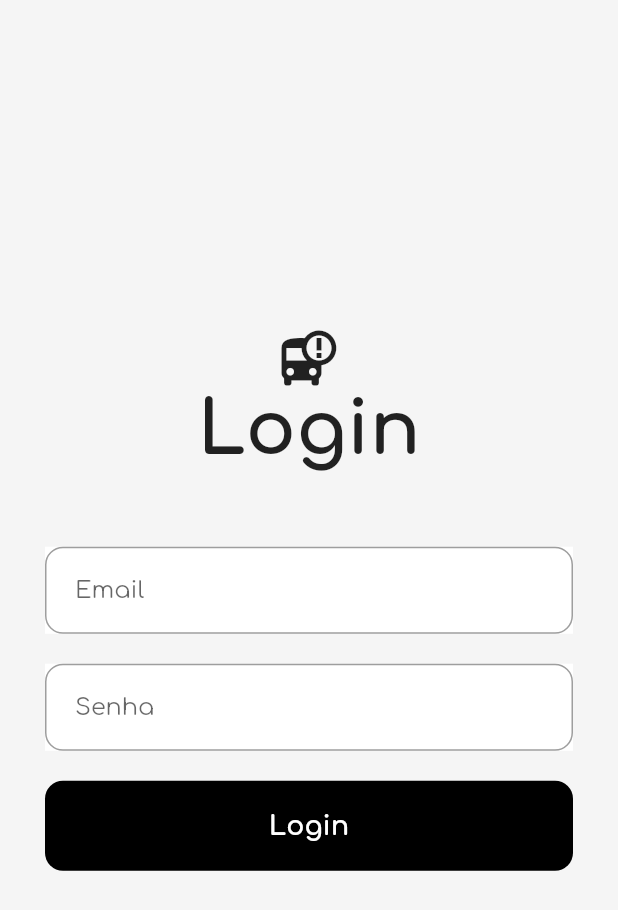
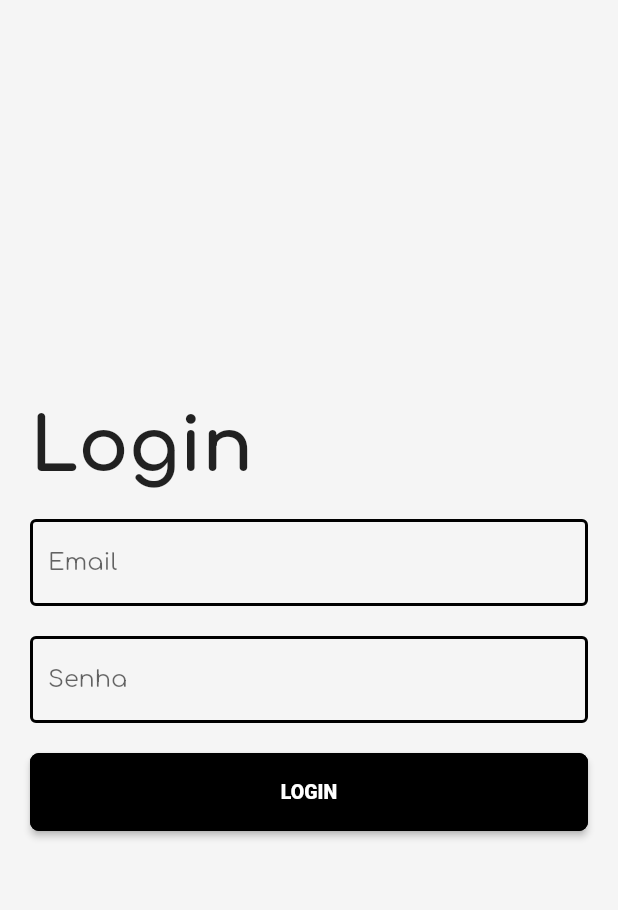
Before and after one commit to phsFerreira/connect_bus, a Flutter app: the LoginMotoristaPage screen opened directly, on a phone screen of 412 x 824 dp. Shown: the top 910 px of the screen. Run offline on Flutter 3.47's test engine with Material 2 defaults, Android fonts, the phone set to English and light mode, and no system bars; our stand-ins replace cloud_firestore, firebase_auth, firebase_core, firebase_database, fluttertoast, geolocator and 4 more; missing offline and left inert: dart:ffi, flutter_config, flutter_phone_direct_caller, geoflutterfire2; accounts and stored records are empty.

Commit message:
Fazendo Design de login_motorista.dart

```diff
--- a/lib/login_motorista.dart
+++ b/lib/login_motorista.dart
@@ -1,8 +1,7 @@
 import 'package:firebase_auth/firebase_auth.dart';
 import 'package:flutter/material.dart';
-import 'package:fluttertoast/fluttertoast.dart';
 
-import 'package:connect_bus/screens/codigo_onibus.dart';
+import 'package:connect_bus/widgets/button.dart';
 
 class LoginMotoristaPage extends StatefulWidget {
   const LoginMotoristaPage({Key? key}) : super(key: key);
@@ -12,6 +11,8 @@ class LoginMotoristaPage extends StatefulWidget {
 }
 
 class _LoginMotoristaPageState extends State<LoginMotoristaPage> {
+  final _formKey = GlobalKey<FormState>();
+  bool isLoading = false;
   final emailController = TextEditingController();
   final passwordController = TextEditingController();
 
@@ -26,21 +27,27 @@ class _LoginMotoristaPageState extends State<LoginMotoristaPage> {
   Widget build(BuildContext context) {
     return Scaffold(
       backgroundColor: Colors.grey[100],
-      body: SafeArea(
-        child: Center(
-          child: SingleChildScrollView(
-            child: Column(
-              mainAxisAlignment: MainAxisAlignment.center,
+      body: _getForm(),
+    );
+  }
+
+  _getForm() {
+    return SafeArea(
+      child: Center(
+        child: Padding(
+          padding: const EdgeInsets.all(20.0),
+          child: Form(
+            key: _formKey,
+            child: OverflowBar(
+              overflowSpacing: 20,
               children: [
-                _getIcon(),
+                // _getIcon(),
                 _getTextLogin(),
-                const SizedBox(height: 50),
-                _getTextField(emailController, 'Email', false),
-                const SizedBox(height: 20),
-                _getTextField(passwordController, 'Senha', true),
-                const SizedBox(height: 20),
+                _getTextFormField(
+                    emailController, 'Email', 'Email vazio', false),
+                _getTextFormField(
+                    passwordController, 'Senha', 'Senha vazia', true),
                 _getButtonLogin(),
-                const SizedBox(height: 25),
               ],
             ),
           ),
@@ -63,62 +70,75 @@ class _LoginMotoristaPageState extends State<LoginMotoristaPage> {
     );
   }
 
-  _getTextField(
-      TextEditingController? controller, String hintText, bool obscureText) {
-    return Padding(
-      padding: const EdgeInsets.symmetric(horizontal: 30),
-      child: Container(
-        decoration: const BoxDecoration(color: Colors.white),
-        child: TextField(
-          controller: controller,
-          obscureText: obscureText,
-          decoration: InputDecoration(
-              border: const OutlineInputBorder(
-                  borderRadius: BorderRadius.all(Radius.circular(12)),
-                  borderSide: BorderSide(color: Colors.black, width: 1)),
-              hintText: hintText,
-              contentPadding: const EdgeInsets.all(20.0)),
+  _getTextFormField(TextEditingController? controller, String labelText,
+      String textIfFieldEmpty, bool obscureText) {
+    return TextFormField(
+      controller: controller,
+      obscureText: obscureText,
+      validator: (text) {
+        if (text == null || text.isEmpty) {
+          return textIfFieldEmpty;
+        }
+        return null;
+      },
+      decoration: InputDecoration(
+        labelText: labelText,
+        enabledBorder: const OutlineInputBorder(
+          borderSide: BorderSide(
+              color: Colors.black, width: 2, style: BorderStyle.solid),
+        ),
+        focusedBorder: const OutlineInputBorder(
+          borderSide: BorderSide(
+              color: Colors.black, width: 2, style: BorderStyle.solid),
         ),
       ),
     );
   }
 
-  Future signIn() async {
-    if (emailController.text.isEmpty | passwordController.text.isEmpty) {
-      Fluttertoast.showToast(
-          msg: 'Preencha todos os campos.',
-          toastLength: Toast.LENGTH_SHORT,
-          gravity: ToastGravity.BOTTOM,
-          backgroundColor: Colors.grey,
-          textColor: Colors.black);
-    } else {
-      FirebaseAuth.instance.signInWithEmailAndPassword(
-        email: emailController.text.trim(),
-        password: passwordController.text.trim(),
+  signInWithEmailAndPassword() async {
+    try {
+      setState(() {
+        isLoading = true;
+      });
+      await FirebaseAuth.instance.signInWithEmailAndPassword(
+        email: emailController.text,
+        password: passwordController.text,
       );
-      Navigator.push(context,
-          MaterialPageRoute(builder: (context) => const CodigoOnibusPage()));
+      setState(() {
+        isLoading = false;
+      });
+    } on FirebaseAuthException catch (e) {
+      setState(() {
+        isLoading = false;
+      });
+      if (e.code == 'user-not-found') {
+        return ScaffoldMessenger.of(context).showSnackBar(
+          const SnackBar(
+            content: Text('Email não cadastrado.'),
+          ),
+        );
+      } else if (e.code == 'wrong-password') {
+        return ScaffoldMessenger.of(context).showSnackBar(
+          const SnackBar(
+            content: Text('Senha incorreta.'),
+          ),
+        );
+      }
     }
   }
 
   _getButtonLogin() {
-    return Padding(
-      padding: const EdgeInsets.symmetric(horizontal: 30.0),
-      child: GestureDetector(
-        onTap: signIn,
-        child: Container(
-          padding: const EdgeInsets.all(20),
-          decoration: const BoxDecoration(
-              color: Colors.black,
-              borderRadius: BorderRadius.all(Radius.circular(12))),
-          child: const Center(
-              child: Text(
-            'Login',
-            style: TextStyle(
-                color: Colors.white, fontWeight: FontWeight.bold, fontSize: 18),
-          )),
-        ),
-      ),
+    return ButtonWidget(
+      textButton: 'LOGIN',
+      colorTextButton: Colors.white,
+      widthButton: double.infinity,
+      borderButton: Colors.black,
+      backgroundButton: Colors.black,
+      onPressed: () {
+        if (_formKey.currentState!.validate()) {
+          signInWithEmailAndPassword();
+        }
+      },
     );
   }
 }
```
